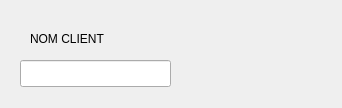
The window that OctoClientManagerView.ui (paslam/OctoManager) describes before a commit, drawn with Qt 5.
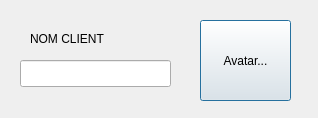
The same window after the commit.

What changed in the file:
```diff
--- a/OctoClientManagerView.ui
+++ b/OctoClientManagerView.ui
@@ -6,8 +6,8 @@
    <rect>
     <x>0</x>
     <y>0</y>
-    <width>342</width>
-    <height>108</height>
+    <width>318</width>
+    <height>118</height>
    </rect>
   </property>
   <property name="windowTitle">
@@ -39,15 +39,27 @@
     </rect>
    </property>
   </widget>
-  <widget class="QWidget" name="widget" native="true">
+  <widget class="QPushButton" name="btnAvatar">
    <property name="geometry">
     <rect>
-     <x>210</x>
+     <x>200</x>
      <y>20</y>
-     <width>81</width>
-     <height>71</height>
+     <width>91</width>
+     <height>81</height>
     </rect>
    </property>
+   <property name="focusPolicy">
+    <enum>Qt::ClickFocus</enum>
+   </property>
+   <property name="text">
+    <string>Avatar...</string>
+   </property>
+   <property name="iconSize">
+    <size>
+     <width>70</width>
+     <height>70</height>
+    </size>
+   </property>
   </widget>
  </widget>
  <resources/>
```
